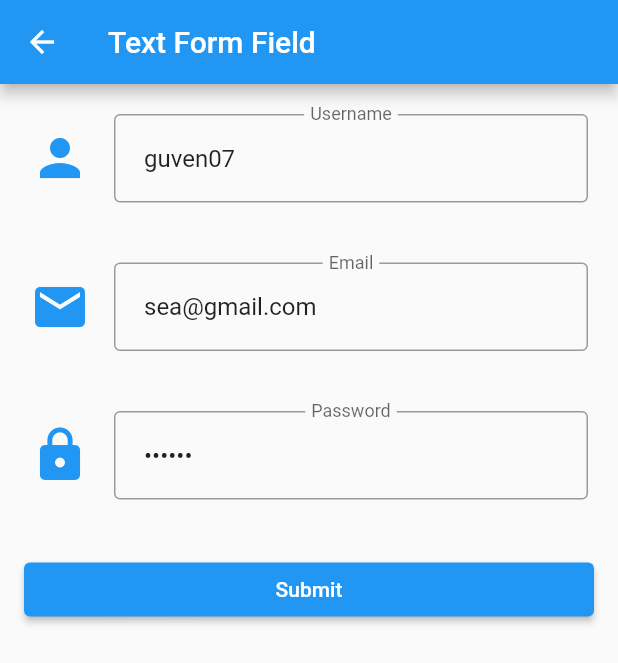
After one commit to guvenkarabulut/flutter_learning_phase, a Flutter app: the MyInputsHomePage screen opened by its route, after a tap on "Text Form Field", on a phone screen of 412 x 824 dp. The commit adds this screen. Shown: the top 663 px of the screen. Run offline on Flutter 3.47's test engine with Material 2 defaults, Android fonts, the phone set to English and light mode, and no system bars; our stand-ins replace email_validator, flutter_easyloading.

Commit message:
input widgets and global key

```diff
--- /dev/null
+++ b/lib/input_widgets/input_widgets_main.dart
@@ -0,0 +1,90 @@
+import 'package:flutter/material.dart';
+import './text_field.dart';
+import './controller_focusnode.dart';
+import './text_form_field.dart';
+
+class InputWidgetsMain extends StatelessWidget {
+  const InputWidgetsMain({super.key});
+
+  @override
+  Widget build(BuildContext context) {
+    return MaterialApp(
+      title: 'Input Widgets',
+      home: MyInputsHomePage(),
+    );
+  }
+}
+
+class MyInputsHomePage extends StatelessWidget {
+  const MyInputsHomePage({super.key});
+
+  @override
+  Widget build(BuildContext context) {
+    return Scaffold(
+      appBar: AppBar(
+        title: const Text('Input Widgets'),
+      ),
+      body: Center(
+        child: Column(
+          children: [
+            Card(
+              color: Colors.amber.shade400,
+              child: ListTile(
+                leading: Icon(Icons.text_fields, color: Colors.white, size: 40),
+                title: Text('Text Field'),
+                subtitle: Text('Text Field'),
+                trailing: Icon(Icons.arrow_forward_ios,
+                    color: Colors.white, size: 40),
+                onTap: () => {
+                  Navigator.push(
+                    context,
+                    MaterialPageRoute(
+                      builder: (context) => TextFieldExample(),
+                    ),
+                  ),
+                },
+              ),
+            ),
+            Card(
+              color: Colors.teal.shade400,
+              child: ListTile(
+                leading: Icon(Icons.control_camera_sharp,
+                    color: Colors.white, size: 40),
+                title: Text('Controller'),
+                subtitle: Text('Controller Focus Node'),
+                trailing: Icon(Icons.arrow_forward_ios,
+                    color: Colors.white, size: 40),
+                onTap: () => {
+                  Navigator.push(
+                    context,
+                    MaterialPageRoute(
+                      builder: (context) => ControllerFocusNode(),
+                    ),
+                  ),
+                },
+              ),
+            ),
+            Card(
+              color: Colors.pink.shade400,
+              child: ListTile(
+                leading: Icon(Icons.text_fields, color: Colors.white, size: 40),
+                title: Text('Text Form Field'),
+                subtitle: Text('Text Form Field'),
+                trailing: Icon(Icons.arrow_forward_ios,
+                    color: Colors.white, size: 40),
+                onTap: () => {
+                  Navigator.push(
+                    context,
+                    MaterialPageRoute(
+                      builder: (context) => TectFormFieldExample(),
+                    ),
+                  ),
+                },
+              ),
+            ),
+          ],
+        ),
+      ),
+    );
+  }
+}
--- /dev/null
+++ b/lib/input_widgets/text_form_field.dart
@@ -0,0 +1,151 @@
+import 'package:flutter/material.dart';
+import 'package:email_validator/email_validator.dart';
+
+class TectFormFieldExample extends StatefulWidget {
+  const TectFormFieldExample({super.key});
+
+  @override
+  State<TectFormFieldExample> createState() => _TectFormFieldExampleState();
+}
+
+class _TectFormFieldExampleState extends State<TectFormFieldExample> {
+  String _email = '';
+  String _password = '';
+  String _username = '';
+  final _formKey = GlobalKey<FormState>();
+  @override
+  Widget build(BuildContext context) {
+    return Scaffold(
+      appBar: AppBar(
+        title: Text('Text Form Field'),
+      ),
+      body: SingleChildScrollView(
+        child: Form(
+          key: _formKey,
+          autovalidateMode: AutovalidateMode.onUserInteraction,
+          child: Column(
+            children: [
+              Padding(
+                padding: const EdgeInsets.all(20.0),
+                child: TextFormField(
+                  validator: (value) {
+                    if (value!.length < 6)
+                      return 'Username must be at least 6 characters';
+                    else
+                      return null;
+                  },
+                  initialValue: 'guven07',
+                  onSaved: (newValue) {
+                    _username = newValue!;
+                  },
+                  decoration: InputDecoration(
+                    border: OutlineInputBorder(),
+                    labelText: 'Username',
+                    alignLabelWithHint: true,
+                    contentPadding: EdgeInsets.all(20),
+                    floatingLabelAlignment: FloatingLabelAlignment.center,
+                    hintTextDirection: TextDirection.rtl,
+                    hintText: 'Enter your username',
+                    hintStyle: TextStyle(color: Colors.grey),
+                    icon: Icon(
+                      Icons.person,
+                      color: Colors.blue,
+                      size: 40,
+                    ),
+                  ),
+                ),
+              ),
+              Padding(
+                padding: const EdgeInsets.all(20.0),
+                child: TextFormField(
+                  validator: (value) {
+                    if (!EmailValidator.validate(value!))
+                      return 'Please enter a valid email address';
+                    else
+                      return null;
+                  },
+                  keyboardType: TextInputType.emailAddress,
+                  initialValue: 'sea@gmail.com',
+                  onSaved: (newValue) {
+                    _email = newValue!;
+                  },
+                  decoration: InputDecoration(
+                    border: OutlineInputBorder(),
+                    labelText: 'Email',
+                    alignLabelWithHint: true,
+                    contentPadding: EdgeInsets.all(20),
+                    floatingLabelAlignment: FloatingLabelAlignment.center,
+                    hintTextDirection: TextDirection.rtl,
+                    hintText: 'Enter your email',
+                    hintStyle: TextStyle(color: Colors.grey),
+                    icon: Icon(
+                      Icons.email,
+                      color: Colors.blue,
+                      size: 40,
+                    ),
+                  ),
+                ),
+              ),
+              Padding(
+                padding: const EdgeInsets.all(20.0),
+                child: TextFormField(
+                  validator: (value) {
+                    if (value!.length < 6)
+                      return 'Password must be at least 6 characters';
+                    else
+                      return null;
+                  },
+                  initialValue: '123456',
+                  onSaved: (newValue) {
+                    _password = newValue!;
+                  },
+                  obscureText: true,
+                  decoration: InputDecoration(
+                    border: OutlineInputBorder(),
+                    labelText: 'Password',
+                    alignLabelWithHint: true,
+                    contentPadding: EdgeInsets.all(20),
+                    floatingLabelAlignment: FloatingLabelAlignment.center,
+                    hintTextDirection: TextDirection.rtl,
+                    hintText: 'Enter your password',
+                    hintStyle: TextStyle(color: Colors.grey),
+                    icon: Icon(
+                      Icons.lock,
+                      color: Colors.blue,
+                      size: 40,
+                    ),
+                  ),
+                ),
+              ),
+              Padding(
+                padding: const EdgeInsets.all(16),
+                child: Container(
+                  width: double.infinity,
+                  child: ElevatedButton(
+                    onPressed: () {
+                      if (_formKey.currentState!.validate()) {
+                        _formKey.currentState!.save();
+                        String _result =
+                            'Username: $_username \n Email: $_email \n Password: $_password';
+                        ScaffoldMessenger.of(context).showSnackBar(
+                          SnackBar(
+                            backgroundColor: Colors.green,
+                            content: Text(_result),
+                          ),
+                        );
+                        _formKey.currentState!.reset();
+                      } else {
+                        print('Form is not valid');
+                      }
+                    },
+                    child: Text('Submit'),
+                  ),
+                ),
+              )
+            ],
+          ),
+        ),
+      ),
+    );
+  }
+}
--- a/lib/route_generator.dart
+++ b/lib/route_generator.dart
@@ -5,6 +5,8 @@ import 'package:flutter_lesson/ogrenci_listesi/ogrenci_detay.dart';
 import './nav_color_pages/main_nav.dart' as mainNavs;
 import './ogrenci_listesi/ogrenci_listesi.dart';
 import './ogrenci_listesi/ogrenci_detay.dart';
+import './input_widgets/input_widgets_main.dart';
+import './global_key/global_key_main.dart';
 import './main.dart';
 
 class RouteGenerator {
@@ -28,7 +30,10 @@ class RouteGenerator {
         return RouteGenerator()._routeGenerator(mainNavs.AnaSayfa(), settings);
       case '/ogrenciListesi':
         return RouteGenerator()._routeGenerator(OgrenciListesi(), settings);
-
+      case '/inputWidgets':
+        return RouteGenerator()._routeGenerator(MyInputsHomePage(), settings);
+      case '/globalKey':
+        return RouteGenerator()._routeGenerator(globalKeyMain(), settings);
       case '/ogrenciDetay':
         return RouteGenerator()._routeGenerator(
             OgrenciDetay(secilenOgrenci: settings.arguments as Ogrenci),
--- a/pubspec.yaml
+++ b/pubspec.yaml
@@ -32,6 +32,8 @@ dependencies:
   flutter:
     sdk: flutter
   flutter_easyloading: ^3.0.5
+  email_validator: ^2.1.17
+
 
 
   # The following adds the Cupertino Icons font to your application.
```
Also changed, not shown: lib/global_key/counter_widget.dart (added, +27 -0 lines), lib/global_key/global_key_main.dart (added, +59 -0 lines), lib/input_widgets/controller_focusnode.dart (added, +119 -0 lines), lib/input_widgets/text_field.dart (added, +87 -0 lines), lib/main.dart (+26 -1 lines), pubspec.lock.
